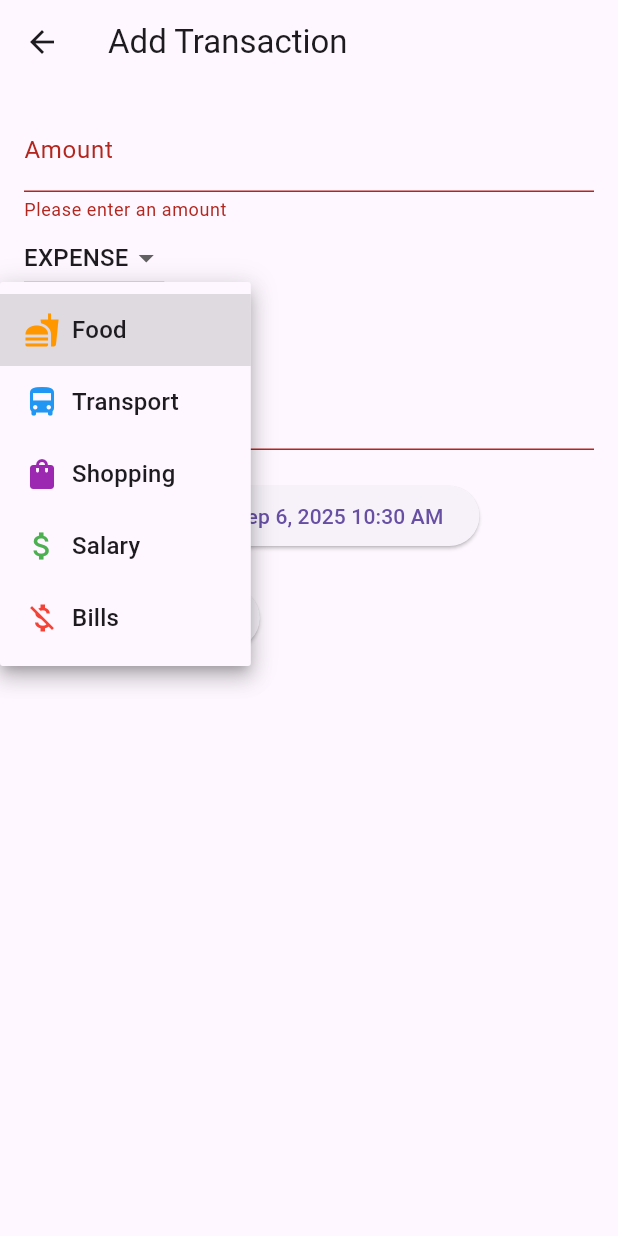
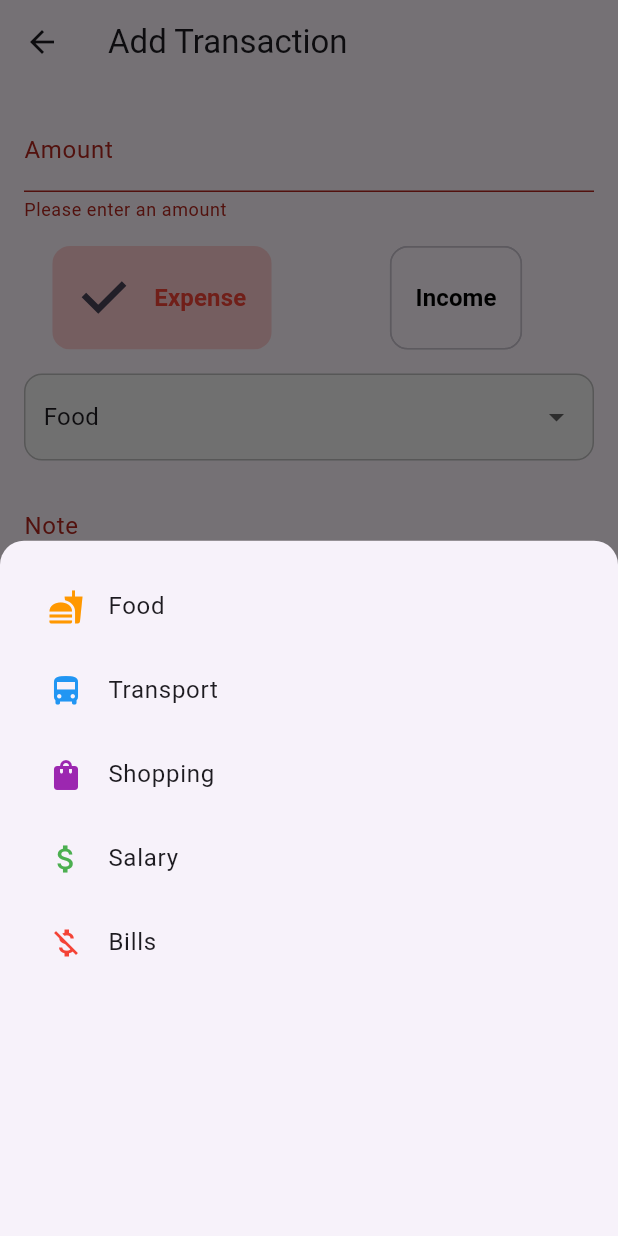
Before and after one commit to OleksSobol/expenses-tracker, a Flutter app: the AddTransactionScreen screen opened directly, after a tap on "Save Transaction", after a tap on "Food", on a phone screen of 412 x 824 dp. Run offline on Flutter 3.47's test engine with Material 3 defaults, Android fonts, the phone set to English and light mode, and no system bars; our stand-ins replace sqflite; accounts and stored records are empty.

Commit message:
worked on UX design

```diff
--- a/lib/screens/add_transaction_screen.dart
+++ b/lib/screens/add_transaction_screen.dart
@@ -2,8 +2,6 @@ import 'package:flutter/material.dart';
 import '../services/db_service.dart';
 import '../models/category.dart';
 import 'package:intl/intl.dart';
-
-
 
 class AddTransactionScreen extends StatefulWidget {
   const AddTransactionScreen({Key? key}) : super(key: key);
@@ -36,80 +34,139 @@ class _AddTransactionScreenState extends State<AddTransactionScreen> {
             child: Column(
               crossAxisAlignment: CrossAxisAlignment.start,
               children: [
+                // Amount field
                 TextFormField(
                   controller: _amountController,
                   keyboardType: TextInputType.numberWithOptions(decimal: true),
                   decoration: InputDecoration(labelText: 'Amount'),
                   validator: (value) {
-                    if (value == null || value.isEmpty) {
-                      return 'Please enter an amount';
-                    }
-                    if (double.tryParse(value) == null) {
-                      return 'Enter a valid number';
-                    }
+                    if (value == null || value.isEmpty) return 'Please enter an amount';
+                    if (double.tryParse(value) == null) return 'Enter a valid number';
                     return null;
                   },
                 ),
-                DropdownButton<String>(
-                  value: _type,
-                  items: ['income', 'expense']
-                      .map((e) => DropdownMenuItem(
-                            value: e,
-                            child: Text(e.toUpperCase()),
-                          ))
-                      .toList(),
-                  onChanged: (val) => setState(() => _type = val!),
+
+                SizedBox(height: 16),
+
+                // Income / Expense toggle
+               Row(
+                mainAxisAlignment: MainAxisAlignment.center,
+                children: [
+                  Expanded(
+                    child: ChoiceChip(
+                      label: Padding(
+                        padding: const EdgeInsets.symmetric(vertical: 14), // taller
+                        child: Text(
+                          "Expense",
+                          style: TextStyle(
+                            color: _type == 'expense' ? Colors.red : Colors.black,
+                            fontWeight: FontWeight.bold,
+                            fontSize: 16, // bigger text
                           ),
-                DropdownButton<int>(
-                  value: _categoryId,
-                  items: categories.map((cat) {
-                    return DropdownMenuItem<int>(
-                      value: cat.id,
-                      child: Row(
-                        children: [
-                          Icon(cat.icon, color: cat.color),
-                          SizedBox(width: 8),
-                          Text(cat.name),
+                          textAlign: TextAlign.center,
+                        ),
+                      ),
+                      selected: _type == 'expense',
+                      selectedColor: Colors.red.shade100,
+                      onSelected: (_) => setState(() => _type = 'expense'),
+                      shape: RoundedRectangleBorder(
+                        borderRadius: BorderRadius.circular(12),
+                      ),
+                    ),
+                  ),
+                  SizedBox(width: 12),
+                  Expanded(
+                    child: ChoiceChip(
+                      label: Padding(
+                        padding: const EdgeInsets.symmetric(vertical: 14), // taller
+                        child: Text(
+                          "Income",
+                          style: TextStyle(
+                            color: _type == 'income' ? Colors.green : Colors.black,
+                            fontWeight: FontWeight.bold,
+                            fontSize: 16, // bigger text
+                          ),
+                          textAlign: TextAlign.center,
+                        ),
+                      ),
+                      selected: _type == 'income',
+                      selectedColor: Colors.green.shade100,
+                      onSelected: (_) => setState(() => _type = 'income'),
+                      shape: RoundedRectangleBorder(
+                        borderRadius: BorderRadius.circular(12),
+                      ),
+                    ),
+                  ),
                 ],
               ),
+
+                SizedBox(height: 16),
+
+                // Category selector
+                GestureDetector(
+                  onTap: () async {
+                    final selected = await showModalBottomSheet<int>(
+                      context: context,
+                      shape: RoundedRectangleBorder(
+                        borderRadius: BorderRadius.vertical(top: Radius.circular(16)),
+                      ),
+                      builder: (context) => ListView(
+                        padding: EdgeInsets.all(16),
+                        children: categories.map((cat) {
+                          return ListTile(
+                            leading: Icon(cat.icon, color: cat.color),
+                            title: Text(cat.name),
+                            onTap: () => Navigator.pop(context, cat.id),
                           );
                         }).toList(),
-                  onChanged: (val) => setState(() => _categoryId = val!),
                       ),
+                    );
+                    if (selected != null) setState(() => _categoryId = selected);
+                  },
+                  child: Container(
+                    width: double.infinity,
+                    padding: EdgeInsets.symmetric(vertical: 16, horizontal: 12),
+                    decoration: BoxDecoration(
+                      borderRadius: BorderRadius.circular(12),
+                      border: Border.all(color: Colors.grey.shade400),
+                      color: Colors.grey.shade100,
+                    ),
+                    child: Row(
+                      mainAxisAlignment: MainAxisAlignment.spaceBetween,
+                      children: [
+                        Text(
+                          _categoryId != null
+                              ? categories.firstWhere((c) => c.id == _categoryId).name
+                              : "Select Category",
+                          style: TextStyle(fontSize: 16),
+                        ),
+                        Icon(Icons.arrow_drop_down, color: Colors.grey[700]),
+                      ],
+                    ),
+                  ),
+                ),
+
+                SizedBox(height: 16),
+
+                // Note field
                 TextFormField(
                   controller: _noteController,
                   decoration: InputDecoration(labelText: 'Note'),
                   validator: (value) {
-                    if (value == null || value.isEmpty) {
-                      return 'Please enter a note';
-                    }
+                    if (value == null || value.isEmpty) return 'Please enter a note';
                     return null;
                   },
                 ),
-                // Row(
-                //   children: [
-                //     Text("Date: ${_selectedDate.toLocal().toString().split(' ')[0]}"),
-                //     TextButton(
-                //       child: Text("Pick Date"),
-                //       onPressed: () async {
-                //         final picked = await showDatePicker(
-                //           context: context,
-                //           initialDate: _selectedDate,
-                //           firstDate: DateTime(2000),
-                //           lastDate: DateTime(2100),
-                //         );
-                //         if (picked != null) {
-                //           setState(() => _selectedDate = picked);
-                //         }
-                //       },
-                //     ),
-                //   ],
-                // ),
 
-                ElevatedButton(
-                  onPressed: _pickDateTime,
-                  child: Text(
-                    'Pick Date & Time: ${DateFormat('MMM d, yyyy hh:mm a').format(
+                SizedBox(height: 16),
+
+                // Date & Time picker
+                ListTile(
+                  contentPadding: EdgeInsets.zero,
+                  leading: Icon(Icons.access_time, color: Colors.blue),
+                  title: Text("Date & Time", style: TextStyle(fontWeight: FontWeight.bold)),
+                  subtitle: Text(
+                    DateFormat('MMM d, yyyy hh:mm a').format(
                       DateTime(
                         _selectedDate.year,
                         _selectedDate.month,
@@ -117,14 +174,60 @@ class _AddTransactionScreenState extends State<AddTransactionScreen> {
                         _selectedTime.hour,
                         _selectedTime.minute,
                       ),
-                    )}',
                     ),
                   ),
+                  trailing: Icon(Icons.edit, color: Colors.grey),
+                  onTap: _pickDateTime,
+                ),
 
-                SizedBox(height: 20),
+                SizedBox(height: 32),
 
-                ElevatedButton(
-                  onPressed: () async {
+                // Save Transaction button
+                Center(
+                  child: ElevatedButton(
+                    style: ElevatedButton.styleFrom(
+                      backgroundColor: Colors.green,
+                      foregroundColor: Colors.white,
+                      padding: EdgeInsets.symmetric(horizontal: 40, vertical: 16),
+                      shape: RoundedRectangleBorder(borderRadius: BorderRadius.circular(12)),
+                      textStyle: TextStyle(fontSize: 18, fontWeight: FontWeight.bold),
+                    ),
+                    onPressed: _saveTransaction,
+                    child: Text('Save Transaction'),
+                  ),
+                ),
+              ],
+            ),
+          ),
+        ),
+      ),
+    );
+  }
+
+  Future<void> _pickDateTime() async {
+    final pickedDate = await showDatePicker(
+      context: context,
+      initialDate: _selectedDate,
+      firstDate: DateTime(2000),
+      lastDate: DateTime(2100),
+    );
+
+    if (pickedDate != null) {
+      final pickedTime = await showTimePicker(
+        context: context,
+        initialTime: _selectedTime,
+      );
+
+      if (pickedTime != null) {
+        setState(() {
+          _selectedDate = pickedDate;
+          _selectedTime = pickedTime;
+        });
+      }
+    }
+  }
+
+  Future<void> _saveTransaction() async {
     if (_formKey.currentState!.validate()) {
       double amount = double.parse(_amountController.text);
 
@@ -141,45 +244,12 @@ class _AddTransactionScreenState extends State<AddTransactionScreen> {
         ).toIso8601String(),
         'note': _noteController.text,
       });
+
       ScaffoldMessenger.of(context).showSnackBar(
-                        SnackBar(content: Text('Transation saved!'))
-                      );
-                      Navigator.pop(context, true);
-                    }
-                  },
-                  child: Text('Save Transaction'),
-                ),
-              ],
-            ),
-          ),
-        ),
-      ),
-    );
-  }
-
-  Future<void> _pickDateTime() async {
-  // Date picker
-  final pickedDate = await showDatePicker(
-    context: context,
-    initialDate: _selectedDate,
-    firstDate: DateTime(2000),
-    lastDate: DateTime(2100),
+        SnackBar(content: Text('Transaction saved!')),
       );
 
-  if (pickedDate != null) {
-    // Time picker
-    final pickedTime = await showTimePicker(
-      context: context,
-      initialTime: _selectedTime,
-    );
-
-    if (pickedTime != null) {
-      setState(() {
-        _selectedDate = pickedDate;
-        _selectedTime = pickedTime;
-      });
+      Navigator.pop(context, true);
     }
   }
 }
-
-}
```
Lines whose indentation alone changed are shown as unchanged.
